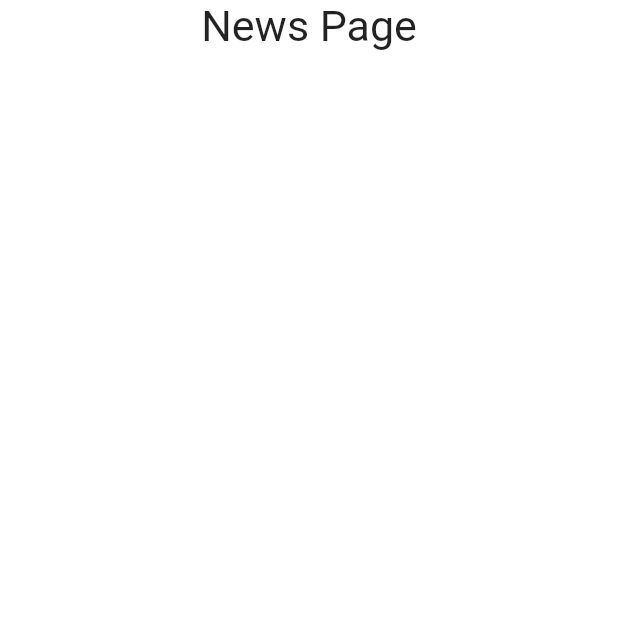
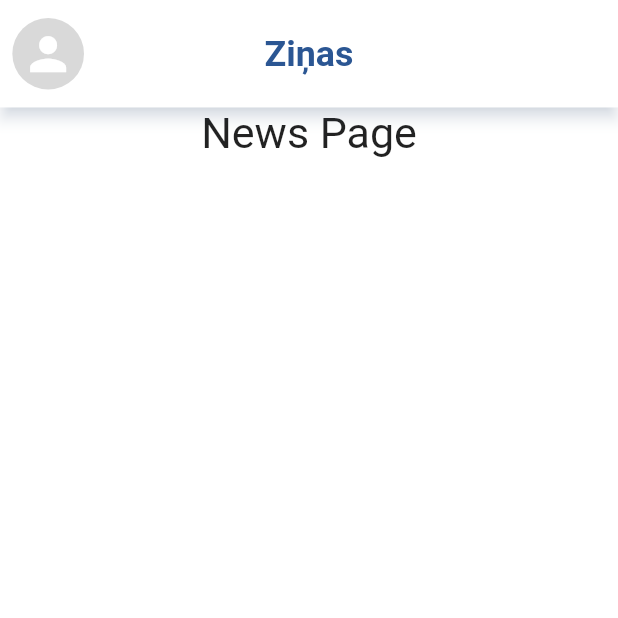
Before and after one commit to GermanPrudivus/rv1g_info_3_0_0, a Flutter app: the NewsPage screen opened directly, on a phone screen of 412 x 824 dp, the top half of it. Run offline on Flutter 3.47's test engine with Material 2 defaults, Android fonts, the phone set to English and light mode, and no system bars; our stand-ins replace flutter_riverpod, flutter_screenutil, flutter_svg, image_picker, permission_handler, supabase_flutter; missing offline and left inert: dbcrypt, the_validator; accounts and stored records are empty; network calls fail.

Commit message:
modified:   lib/src/constants/theme_colors.dart 	modified:   lib/src/core/app_bar_widget.dart 	modified:   lib/src/features/news/presentation/widgets/news_page.dart 	modified:   lib/src/utils/auth_exception.dart

```diff
--- a/lib/src/constants/theme_colors.dart
+++ b/lib/src/constants/theme_colors.dart
@@ -5,3 +5,5 @@ Color lightGrey = const Color.fromRGBO(172, 177, 193, 1);
 Color transparentLightGrey = const Color.fromRGBO(172, 177, 193, 0.70);
 
 Color navigationBarColor = const Color.fromRGBO(241, 244, 251, 1);
+
+Color appBarShadow = const Color.fromRGBO(43, 86, 147, 0.3);
--- a/lib/src/core/app_bar_widget.dart
+++ b/lib/src/core/app_bar_widget.dart
@@ -0,0 +1,90 @@
+import 'package:flutter/material.dart';
+import 'package:flutter/widgets.dart';
+import 'package:flutter_screenutil/flutter_screenutil.dart';
+import 'package:rv1g_info/src/constants/theme_colors.dart';
+import 'package:supabase_flutter/supabase_flutter.dart';
+
+class AppBarWidget extends StatefulWidget {
+final String title;
+
+  const AppBarWidget({super.key, required this.title});
+
+  @override
+  State<AppBarWidget> createState() => _AppBarWidgetState();
+}
+
+class _AppBarWidgetState extends State<AppBarWidget> {
+
+  String profilePicUrl = "";
+
+  @override
+  void initState() {
+    getProfilePicUrl()
+      .then((value) {
+        setState(() {
+          profilePicUrl = value;
+        });
+      }
+    );
+    super.initState();
+  }
+
+  @override
+  Widget build(BuildContext context) {
+    return AppBar(
+      backgroundColor: Colors.white,
+      shadowColor: appBarShadow,
+
+      toolbarHeight: 60.h,
+
+      leading: GestureDetector(
+        onTap: () {
+          print('avatar tap');
+        },
+        child: Container(
+          height: 60.h,
+          alignment: Alignment.centerRight,
+          child: profilePicUrl == ""
+            ? CircleAvatar(
+                radius: 20.h,
+                backgroundColor: const Color.fromRGBO(217, 217, 217, 1),
+                child: Icon(
+                  Icons.person,
+                  color: Colors.white,
+                  size: 30.h,
+                )
+              )
+            : CircleAvatar(
+                radius: 20.h,
+                backgroundColor: const Color.fromRGBO(217, 217, 217, 1),
+                backgroundImage: NetworkImage(profilePicUrl),
+              ),
+        ),
+      ),
+
+      centerTitle: true,
+      title: Text(
+        widget.title,
+        style: TextStyle(
+          fontSize: 20.h,
+          color: blue,
+          fontWeight: FontWeight.bold
+        ),
+      ),
+    );
+  }
+}
+
+Future<String> getProfilePicUrl() async{
+  final supabase = Supabase.instance.client;
+
+  final email = supabase.auth.currentUser?.email;
+  final res = await supabase
+    .from('users')
+    .select('profilePicUrl')
+    .eq('email', email);
+
+  final profilePicUrl = res[0]['profilePicUrl'];
+
+  return await profilePicUrl;
+}
--- a/lib/src/features/news/presentation/widgets/news_page.dart
+++ b/lib/src/features/news/presentation/widgets/news_page.dart
@@ -1,6 +1,7 @@
 import 'package:flutter/material.dart';
 import 'package:flutter_riverpod/flutter_riverpod.dart';
 import 'package:flutter_screenutil/flutter_screenutil.dart';
+import 'package:rv1g_info/src/core/app_bar_widget.dart';
 
 class NewsPage extends ConsumerStatefulWidget {
   const NewsPage({super.key});
@@ -14,6 +15,10 @@ class _NewsPageState extends ConsumerState<NewsPage> {
   @override
   Widget build(BuildContext context) {
     return Scaffold(
+      appBar: PreferredSize(
+        preferredSize: Size.fromHeight(60.h),
+        child: const AppBarWidget(title: "Ziņas"),
+      ),
       backgroundColor: Colors.white,
       body: SafeArea(
         child: Column(
--- a/lib/src/utils/auth_exception.dart
+++ b/lib/src/utils/auth_exception.dart
@@ -16,8 +16,6 @@ extension AsyncValueSignInUpUI on AsyncValue {
           content: Text(displayedError)
         ),
       );
-
-      print(error.toString());
     }
   }
 }
```
